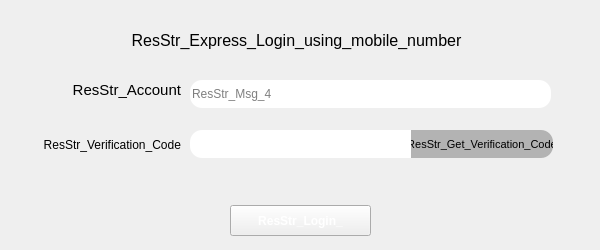
lzk/statusmonitor, file cpath/membercenter/userlogin.ui: the form before one commit.
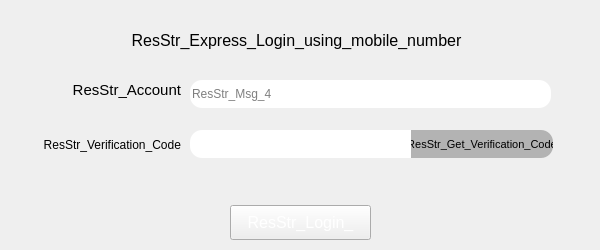
The form after the commit. Icons and pictures are not drawn.

The edit to the form file:
```diff
--- a/cpath/membercenter/userlogin.ui
+++ b/cpath/membercenter/userlogin.ui
@@ -31,14 +31,15 @@
      <x>230</x>
      <y>205</y>
      <width>141</width>
-     <height>31</height>
+     <height>35</height>
     </rect>
    </property>
    <property name="font">
     <font>
      <family>Arial</family>
-     <weight>75</weight>
-     <bold>true</bold>
+     <pointsize>12</pointsize>
+     <weight>50</weight>
+     <bold>false</bold>
     </font>
    </property>
    <property name="focusPolicy">
```
